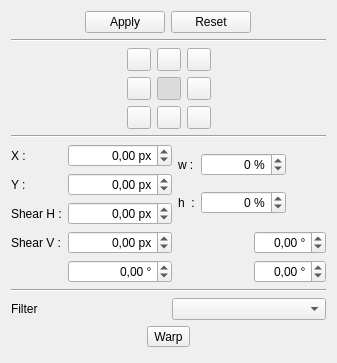
Above: krita/plugins/tools/tool_transform2/wdg_tool_transform.ui from KDE/krita before the change. Below: the same form after it.
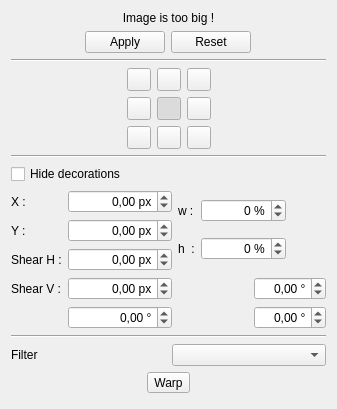
That is the form after the change. Custom widgets are drawn as their Qt base class.

Commit message: Added a label "the image is too big" to tell the user why nothing is displayed when this happens. Forgot to unhide spinboxes linked to X and Y rotation angles. Added a "Hide decorations" checkbox like enkithan suggested. Fixed a small bug with scaling. Now transformation is applied to the pixel selection as well.

```diff
--- a/krita/plugins/tools/tool_transform2/wdg_tool_transform.ui
+++ b/krita/plugins/tools/tool_transform2/wdg_tool_transform.ui
@@ -7,7 +7,7 @@
     <x>0</x>
     <y>0</y>
     <width>337</width>
-    <height>363</height>
+    <height>409</height>
    </rect>
   </property>
   <property name="sizePolicy">
@@ -30,7 +30,20 @@
   </property>
   <layout class="QVBoxLayout" name="verticalLayout_3">
    <item>
-    <layout class="QVBoxLayout" name="verticalLayout_4" stretch="0,0,0,0,0,0,0,0">
+    <layout class="QVBoxLayout" name="verticalLayout_4" stretch="0,0,0,0,0,0,0,0,0,0">
+     <item>
+      <widget class="QLabel" name="tooBigLabel">
+       <property name="layoutDirection">
+        <enum>Qt::LeftToRight</enum>
+       </property>
+       <property name="text">
+        <string>Image is too big !</string>
+       </property>
+       <property name="alignment">
+        <set>Qt::AlignCenter</set>
+       </property>
+      </widget>
+     </item>
      <item>
       <widget class="QDialogButtonBox" name="buttonBox">
        <property name="layoutDirection">
@@ -285,6 +298,13 @@
        </property>
       </widget>
      </item>
+     <item>
+      <widget class="QCheckBox" name="hideDecorationsBox">
+       <property name="text">
+        <string>Hide decorations</string>
+       </property>
+      </widget>
+     </item>
      <item>
       <layout class="QHBoxLayout" name="horizontalLayout_3">
        <item>
```
The commit also changes 1 other file.
